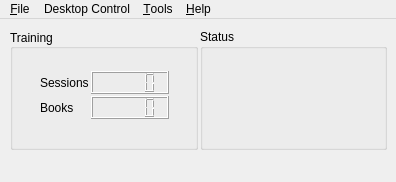
First picture: the form in ui/windows/main.ui, repository smartboyhw/speechcontrol, before the edit.
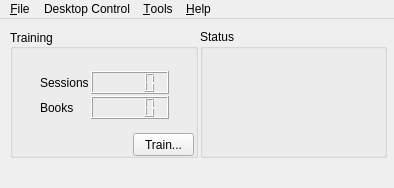
Second picture: the form after the edit. Icons and pictures are not drawn.

Commit message: Panel icon's pixmap source (not yet fixed). Updated the main window's UI a bit.

The edit to the form file:
```diff
--- a/ui/windows/main.ui
+++ b/ui/windows/main.ui
@@ -10,8 +10,8 @@
    <rect>
     <x>0</x>
     <y>0</y>
-    <width>396</width>
-    <height>182</height>
+    <width>394</width>
+    <height>188</height>
    </rect>
   </property>
   <property name="sizePolicy">
@@ -40,7 +40,7 @@
       <x>8</x>
       <y>8</y>
       <width>381</width>
-      <height>125</height>
+      <height>133</height>
      </rect>
     </property>
     <layout class="QGridLayout" name="gridLayout">
@@ -93,6 +93,19 @@
          </item>
         </layout>
        </widget>
+       <widget class="QPushButton" name="btnTrain">
+        <property name="geometry">
+         <rect>
+          <x>123</x>
+          <y>104</y>
+          <width>61</width>
+          <height>23</height>
+         </rect>
+        </property>
+        <property name="text">
+         <string>Train...</string>
+        </property>
+       </widget>
       </widget>
      </item>
      <item row="0" column="1" rowspan="2">
@@ -149,8 +162,8 @@
     <rect>
      <x>0</x>
      <y>0</y>
-     <width>396</width>
-     <height>21</height>
+     <width>394</width>
+     <height>22</height>
     </rect>
    </property>
    <widget class="QMenu" name="menuFile">
```
Left out of the diff: 27 changed lines with no effect on the pictures. The commit also changes 2 other files.
